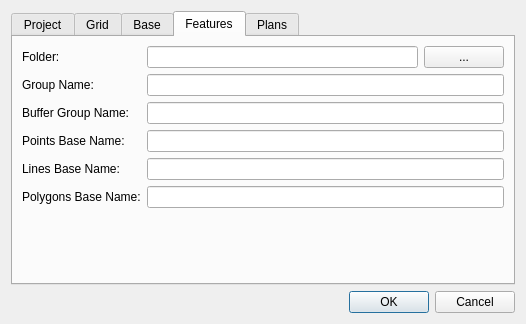
This is core/settings_dialog_base.ui in lparchaeology/ArkPlan as Qt 5 draws it before an edit. The edited form follows.
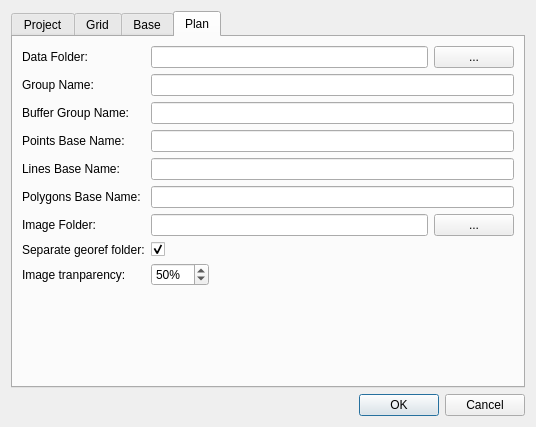
This is the edited form. The open tabs and pages were chosen to show the change.

Commit message: Rename features collection to plan

Diff of the .ui file:
```diff
--- a/core/settings_dialog_base.ui
+++ b/core/settings_dialog_base.ui
@@ -6,8 +6,8 @@
    <rect>
     <x>0</x>
     <y>0</y>
-    <width>526</width>
-    <height>324</height>
+    <width>536</width>
+    <height>427</height>
    </rect>
   </property>
   <property name="windowTitle">
@@ -17,7 +17,7 @@
    <item>
     <widget class="QTabWidget" name="tabWidget">
      <property name="currentIndex">
-      <number>3</number>
+      <number>0</number>
      </property>
      <widget class="QWidget" name="projectTab">
       <attribute name="title">
@@ -221,7 +221,7 @@
        <item row="0" column="0">
         <widget class="QLabel" name="gridFolderLabel">
          <property name="text">
-          <string>Folder:</string>
+          <string>Data Folder:</string>
          </property>
          <property name="buddy">
           <cstring>gridFolderEdit</cstring>
@@ -306,7 +306,7 @@
        <item row="0" column="0">
         <widget class="QLabel" name="baseFolderLabel">
          <property name="text">
-          <string>Folder:</string>
+          <string>Data Folder:</string>
          </property>
          <property name="buddy">
           <cstring>gridFolderEdit</cstring>
@@ -394,38 +394,12 @@
        </item>
       </layout>
      </widget>
-     <widget class="QWidget" name="featuresTab">
+     <widget class="QWidget" name="planTab">
       <attribute name="title">
-       <string>Features</string>
+       <string>Plan</string>
       </attribute>
       <layout class="QGridLayout" name="gridLayout_6">
-       <item row="4" column="1">
-        <widget class="QLineEdit" name="featuresPointsNameEdit"/>
-       </item>
-       <item row="5" column="1">
-        <widget class="QLineEdit" name="featuresLinesNameEdit"/>
-       </item>
-       <item row="0" column="1">
-        <layout class="QHBoxLayout" name="featuresFolderLayout">
-         <item>
-          <widget class="QLineEdit" name="featuresFolderEdit"/>
-         </item>
-         <item>
-          <widget class="QPushButton" name="featuresFolderButton">
-           <property name="sizePolicy">
-            <sizepolicy hsizetype="Preferred" vsizetype="Fixed">
-             <horstretch>0</horstretch>
-             <verstretch>0</verstretch>
-            </sizepolicy>
-           </property>
-           <property name="text">
-            <string>...</string>
-           </property>
-          </widget>
-         </item>
-        </layout>
-       </item>
-       <item row="8" column="1">
+       <item row="15" column="1">
         <spacer name="verticalSpacer_6">
          <property name="orientation">
           <enum>Qt::Vertical</enum>
@@ -438,38 +412,11 @@
          </property>
         </spacer>
        </item>
-       <item row="1" column="0">
-        <widget class="QLabel" name="featuresGroupNameLabel">
-         <property name="text">
-          <string>Group Name:</string>
-         </property>
-         <property name="buddy">
-          <cstring>gridGroupNameEdit</cstring>
-         </property>
-        </widget>
-       </item>
-       <item row="0" column="0">
-        <widget class="QLabel" name="featuresFolderLabel">
-         <property name="text">
-          <string>Folder:</string>
-         </property>
-         <property name="buddy">
-          <cstring>gridFolderEdit</cstring>
-         </property>
-        </widget>
-       </item>
-       <item row="5" column="0">
-        <widget class="QLabel" name="featuresLinesNameLabel">
-         <property name="text">
-          <string>Lines Base Name:</string>
-         </property>
-         <property name="buddy">
-          <cstring>gridLinesNameEdit</cstring>
-         </property>
-        </widget>
+       <item row="5" column="1">
+        <widget class="QLineEdit" name="planLinesNameEdit"/>
        </item>
        <item row="4" column="0">
-        <widget class="QLabel" name="featuresPointNameLabel">
+        <widget class="QLabel" name="planPointNameLabel">
          <property name="text">
           <string>Points Base Name:</string>
          </property>
@@ -478,59 +425,44 @@
          </property>
         </widget>
        </item>
-       <item row="1" column="1">
-        <widget class="QLineEdit" name="featuresGroupNameEdit"/>
+       <item row="9" column="0">
+        <widget class="QLabel" name="planTransparencyLabel">
+         <property name="text">
+          <string>Image tranparency:</string>
+         </property>
+        </widget>
        </item>
-       <item row="6" column="1">
-        <widget class="QLineEdit" name="featuresPolygonsNameEdit"/>
-       </item>
-       <item row="6" column="0">
-        <widget class="QLabel" name="featuresPolygonsNameLabel">
+       <item row="0" column="0">
+        <widget class="QLabel" name="planVectorFolderLabel">
          <property name="text">
-          <string>Polygons Base Name:</string>
+          <string>Data Folder:</string>
          </property>
          <property name="buddy">
-          <cstring>gridPolygonsNameEdit</cstring>
+          <cstring>gridFolderEdit</cstring>
          </property>
         </widget>
        </item>
-       <item row="3" column="1">
-        <widget class="QLineEdit" name="featuresBufferGroupNameEdit"/>
-       </item>
        <item row="3" column="0">
-        <widget class="QLabel" name="featuresBufferGroupNameLabel">
+        <widget class="QLabel" name="planBufferGroupNameLabel">
          <property name="text">
           <string>Buffer Group Name:</string>
          </property>
         </widget>
        </item>
-      </layout>
-     </widget>
-     <widget class="QWidget" name="plansTab">
-      <attribute name="title">
-       <string>Plans</string>
-      </attribute>
-      <layout class="QGridLayout" name="gridLayout_2">
-       <item row="1" column="1">
-        <widget class="QCheckBox" name="separatePlansCheck">
-         <property name="toolTip">
-          <string>Select if the raw and processed plans should be stored in separate folders.</string>
-         </property>
+       <item row="7" column="0">
+        <widget class="QLabel" name="planRasterFolderLabel">
          <property name="text">
-          <string/>
-         </property>
-         <property name="checked">
-          <bool>true</bool>
+          <string>Image Folder:</string>
          </property>
         </widget>
        </item>
-       <item row="0" column="1">
+       <item row="7" column="1">
         <layout class="QHBoxLayout" name="horizontalLayout_2">
          <item>
-          <widget class="QLineEdit" name="planFolderEdit"/>
+          <widget class="QLineEdit" name="planRasterFolderEdit"/>
          </item>
          <item>
-          <widget class="QPushButton" name="planFolderButton">
+          <widget class="QPushButton" name="planRasterFolderButton">
            <property name="sizePolicy">
             <sizepolicy hsizetype="Preferred" vsizetype="Fixed">
              <horstretch>0</horstretch>
@@ -544,27 +476,69 @@
          </item>
         </layout>
        </item>
-       <item row="2" column="0">
-        <widget class="QLabel" name="planTransparencyLabel">
+       <item row="6" column="0">
+        <widget class="QLabel" name="planPolygonsNameLabel">
          <property name="text">
-          <string>Plan tranparency:</string>
+          <string>Polygons Base Name:</string>
          </property>
          <property name="buddy">
-          <cstring>planTransparencySpin</cstring>
+          <cstring>gridPolygonsNameEdit</cstring>
          </property>
         </widget>
        </item>
+       <item row="4" column="1">
+        <widget class="QLineEdit" name="planPointsNameEdit"/>
+       </item>
+       <item row="3" column="1">
+        <widget class="QLineEdit" name="planBufferGroupNameEdit"/>
+       </item>
+       <item row="6" column="1">
+        <widget class="QLineEdit" name="planPolygonsNameEdit"/>
+       </item>
+       <item row="5" column="0">
+        <widget class="QLabel" name="planLinesNameLabel">
+         <property name="text">
+          <string>Lines Base Name:</string>
+         </property>
+         <property name="buddy">
+          <cstring>gridLinesNameEdit</cstring>
+         </property>
+        </widget>
+       </item>
+       <item row="1" column="1">
+        <widget class="QLineEdit" name="planGroupNameEdit"/>
+       </item>
+       <item row="0" column="1">
+        <layout class="QHBoxLayout" name="planVectorFolderLayout">
+         <item>
+          <widget class="QLineEdit" name="planVectorFolderEdit"/>
+         </item>
+         <item>
+          <widget class="QPushButton" name="planVectorFolderButton">
+           <property name="sizePolicy">
+            <sizepolicy hsizetype="Preferred" vsizetype="Fixed">
+             <horstretch>0</horstretch>
+             <verstretch>0</verstretch>
+            </sizepolicy>
+           </property>
+           <property name="text">
+            <string>...</string>
+           </property>
+          </widget>
+         </item>
+        </layout>
+       </item>
        <item row="1" column="0">
-        <widget class="QLabel" name="separatePlansLabel">
+        <widget class="QLabel" name="planGroupNameLabel">
          <property name="text">
-          <string>Separate plan folders:</string>
+          <string>Group Name:</string>
          </property>
          <property name="buddy">
-          <cstring>separatePlansCheck</cstring>
+          <cstring>gridGroupNameEdit</cstring>
          </property>
         </widget>
        </item>
-       <item row="2" column="1">
+       <item row="9" column="1">
         <layout class="QHBoxLayout" name="horizontalLayout_4">
          <item>
           <widget class="QSpinBox" name="planTransparencySpin">
@@ -594,28 +568,28 @@
          </item>
         </layout>
        </item>
-       <item row="0" column="0">
-        <widget class="QLabel" name="planFolderLabel">
+       <item row="8" column="0">
+        <widget class="QLabel" name="separateGeorefFolderLabel">
          <property name="text">
-          <string>Plan Folder:</string>
+          <string>Separate georef folder:</string>
          </property>
          <property name="buddy">
-          <cstring>planFolderEdit</cstring>
+          <cstring>separateGeorefFolderCheck</cstring>
          </property>
         </widget>
        </item>
-       <item row="3" column="1">
-        <spacer name="verticalSpacer">
-         <property name="orientation">
-          <enum>Qt::Vertical</enum>
+       <item row="8" column="1">
+        <widget class="QCheckBox" name="separateGeorefFolderCheck">
+         <property name="toolTip">
+          <string>Select if the raw and processed plans should be stored in separate folders.</string>
          </property>
-         <property name="sizeHint" stdset="0">
-          <size>
-           <width>20</width>
-           <height>40</height>
-          </size>
+         <property name="text">
+          <string/>
          </property>
-        </spacer>
+         <property name="checked">
+          <bool>true</bool>
+         </property>
+        </widget>
        </item>
       </layout>
      </widget>
```
Left out of the diff: 4 changed lines with no effect on the pictures. The commit also changes 8 other files.
